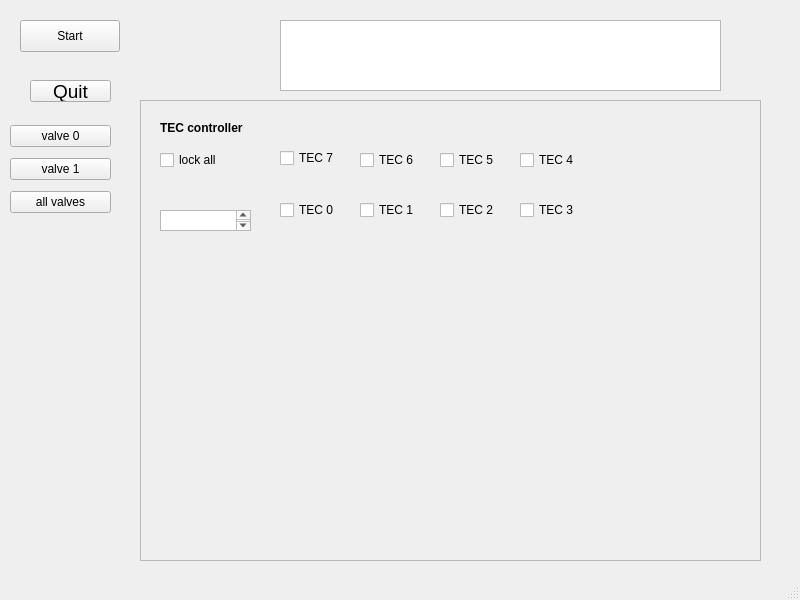
ursl/tessie, file test1/MainWindow.ui: the form before one commit.
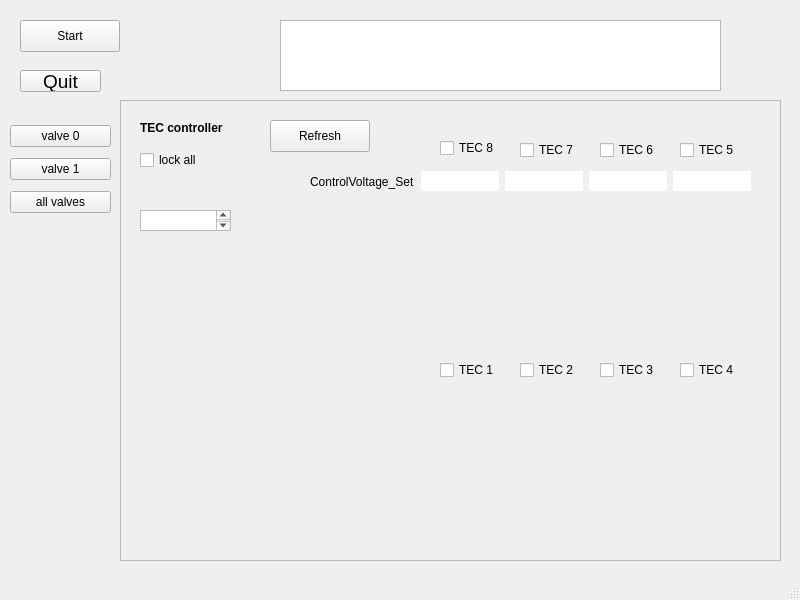
The form after the commit.

Commit message: added display of ControlVoltage_Set, provide programming of TEC8 with green/red display updates

What changed in the file:
```diff
--- a/test1/MainWindow.ui
+++ b/test1/MainWindow.ui
@@ -20,9 +20,9 @@
    <widget class="QFrame" name="frameTECController">
     <property name="geometry">
      <rect>
-      <x>140</x>
+      <x>120</x>
       <y>100</y>
-      <width>621</width>
+      <width>661</width>
       <height>461</height>
      </rect>
     </property>
@@ -76,43 +76,30 @@
       <string>lock all</string>
      </property>
     </widget>
-    <widget class="QCheckBox" name="checkBoxTEC0">
+    <widget class="QCheckBox" name="checkBoxTEC1">
      <property name="enabled">
       <bool>true</bool>
      </property>
      <property name="geometry">
       <rect>
-       <x>140</x>
-       <y>100</y>
+       <x>320</x>
+       <y>260</y>
        <width>82</width>
        <height>20</height>
       </rect>
      </property>
      <property name="text">
-      <string>TEC 0</string>
+      <string>TEC 1</string>
      </property>
      <property name="checked">
       <bool>false</bool>
      </property>
     </widget>
-    <widget class="QCheckBox" name="checkBoxTEC1">
-     <property name="geometry">
-      <rect>
-       <x>220</x>
-       <y>100</y>
-       <width>82</width>
-       <height>20</height>
-      </rect>
-     </property>
-     <property name="text">
-      <string>TEC 1</string>
-     </property>
-    </widget>
     <widget class="QCheckBox" name="checkBoxTEC2">
      <property name="geometry">
       <rect>
-       <x>300</x>
-       <y>100</y>
+       <x>400</x>
+       <y>260</y>
        <width>82</width>
        <height>20</height>
       </rect>
@@ -124,8 +111,8 @@
     <widget class="QCheckBox" name="checkBoxTEC3">
      <property name="geometry">
       <rect>
-       <x>380</x>
-       <y>100</y>
+       <x>480</x>
+       <y>260</y>
        <width>82</width>
        <height>20</height>
       </rect>
@@ -137,8 +124,8 @@
     <widget class="QCheckBox" name="checkBoxTEC4">
      <property name="geometry">
       <rect>
-       <x>380</x>
-       <y>50</y>
+       <x>560</x>
+       <y>260</y>
        <width>82</width>
        <height>20</height>
       </rect>
@@ -150,9 +137,9 @@
     <widget class="QCheckBox" name="checkBoxTEC5">
      <property name="geometry">
       <rect>
-       <x>300</x>
-       <y>50</y>
-       <width>71</width>
+       <x>560</x>
+       <y>40</y>
+       <width>82</width>
        <height>20</height>
       </rect>
      </property>
@@ -163,9 +150,9 @@
     <widget class="QCheckBox" name="checkBoxTEC6">
      <property name="geometry">
       <rect>
-       <x>220</x>
-       <y>50</y>
-       <width>61</width>
+       <x>480</x>
+       <y>40</y>
+       <width>71</width>
        <height>20</height>
       </rect>
      </property>
@@ -176,22 +163,98 @@
     <widget class="QCheckBox" name="checkBoxTEC7">
      <property name="geometry">
       <rect>
-       <x>140</x>
-       <y>50</y>
-       <width>71</width>
-       <height>16</height>
+       <x>400</x>
+       <y>40</y>
+       <width>61</width>
+       <height>20</height>
       </rect>
      </property>
      <property name="text">
       <string>TEC 7</string>
      </property>
     </widget>
+    <widget class="QCheckBox" name="checkBoxTEC8">
+     <property name="geometry">
+      <rect>
+       <x>320</x>
+       <y>40</y>
+       <width>71</width>
+       <height>16</height>
+      </rect>
+     </property>
+     <property name="text">
+      <string>TEC 8</string>
+     </property>
+    </widget>
+    <widget class="QPushButton" name="buttonRefresh">
+     <property name="geometry">
+      <rect>
+       <x>150</x>
+       <y>20</y>
+       <width>100</width>
+       <height>32</height>
+      </rect>
+     </property>
+     <property name="text">
+      <string>Refresh</string>
+     </property>
+    </widget>
+    <widget class="QWidget" name="">
+     <property name="geometry">
+      <rect>
+       <x>190</x>
+       <y>70</y>
+       <width>441</width>
+       <height>23</height>
+      </rect>
+     </property>
+     <layout class="QHBoxLayout" name="horizontalLayout">
+      <item>
+       <widget class="QLabel" name="label">
+        <property name="text">
+         <string>ControlVoltage_Set</string>
+        </property>
+       </widget>
+      </item>
+      <item>
+       <widget class="QLineEdit" name="tec8_par0">
+        <property name="acceptDrops">
+         <bool>false</bool>
+        </property>
+        <property name="frame">
+         <bool>false</bool>
+        </property>
+       </widget>
+      </item>
+      <item>
+       <widget class="QLineEdit" name="tec7_par0">
+        <property name="frame">
+         <bool>false</bool>
+        </property>
+       </widget>
+      </item>
+      <item>
+       <widget class="QLineEdit" name="tec6_par0">
+        <property name="frame">
+         <bool>false</bool>
+        </property>
+       </widget>
+      </item>
+      <item>
+       <widget class="QLineEdit" name="tec5_par0">
+        <property name="frame">
+         <bool>false</bool>
+        </property>
+       </widget>
+      </item>
+     </layout>
+    </widget>
    </widget>
    <widget class="QToolButton" name="buttonQuit">
     <property name="geometry">
      <rect>
-      <x>30</x>
-      <y>80</y>
+      <x>20</x>
+      <y>70</y>
       <width>81</width>
       <height>22</height>
      </rect>
```
Left out of the diff: 108 changed lines with no effect on the pictures. The commit also changes 4 other files.
